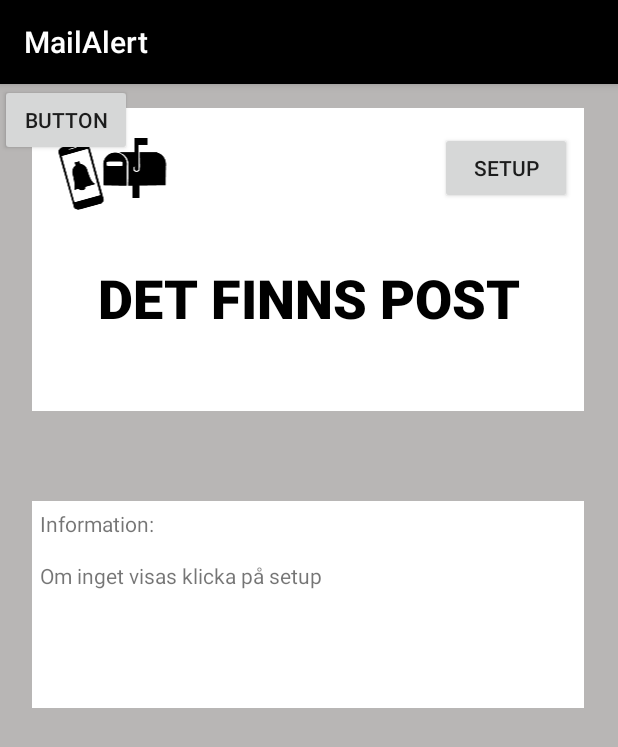
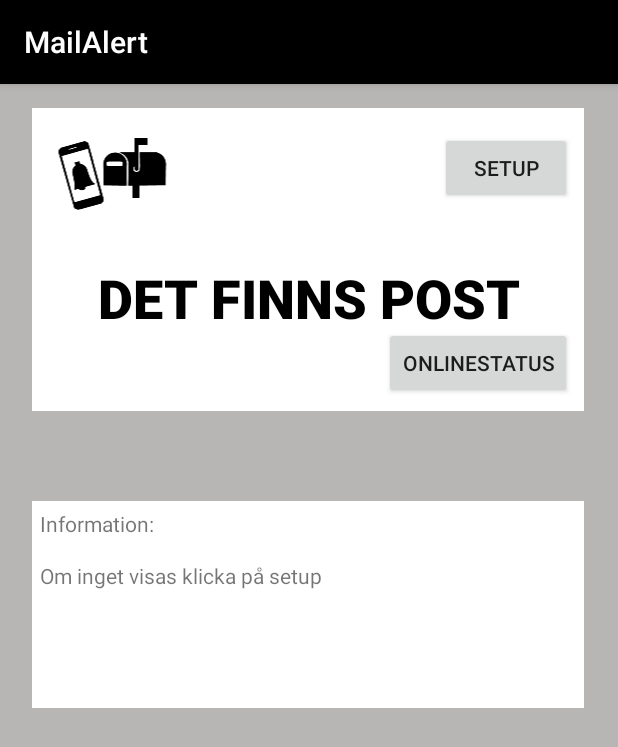
Before and after one commit to sneskaft/postlda, an Android app: the screen it shows after launch (MainActivity), on a phone screen of 412 x 824 dp. Shown: the top 747 px of the screen. Run offline under Robolectric (Android 15) with nearby library versions, the phone set to English and light mode, and no system bars; our stand-ins replace Firebase (no records; nobody signed in at launch, a user with empty details on screens opened directly).

Commit message:
REEEEEEEEEEEEEEEEEEEEEEEEEE2

```diff
--- a/app/src/main/res/layout/content_main.xml
+++ b/app/src/main/res/layout/content_main.xml
@@ -94,6 +94,22 @@
             app:layout_constraintTop_toTopOf="parent"
             app:layout_constraintVertical_bias="0.686" />
 
+        <Button
+            android:id="@+id/send"
+            android:layout_width="wrap_content"
+            android:layout_height="wrap_content"
+            android:layout_marginBottom="8dp"
+            android:layout_marginEnd="8dp"
+            android:layout_marginStart="8dp"
+            android:layout_marginTop="8dp"
+            android:text="Onlinestatus"
+            app:layout_constraintBottom_toBottomOf="parent"
+            app:layout_constraintEnd_toEndOf="parent"
+            app:layout_constraintHorizontal_bias="1.0"
+            app:layout_constraintStart_toStartOf="parent"
+            app:layout_constraintTop_toTopOf="parent"
+            app:layout_constraintVertical_bias="1.0" />
+
     </android.support.constraint.ConstraintLayout>
 
     <LinearLayout
@@ -146,12 +162,4 @@
 
     </LinearLayout>
 
-    <Button
-        android:id="@+id/send"
-        android:layout_width="wrap_content"
-        android:layout_height="wrap_content"
-        android:text="Button"
-        tools:layout_editor_absoluteX="49dp"
-        tools:layout_editor_absoluteY="428dp" />
-
 </android.support.constraint.ConstraintLayout>
```
Also changed, not shown: app/src/main/java/com/example/typelias/postlda/MainActivity.java (+40 -49 lines).
